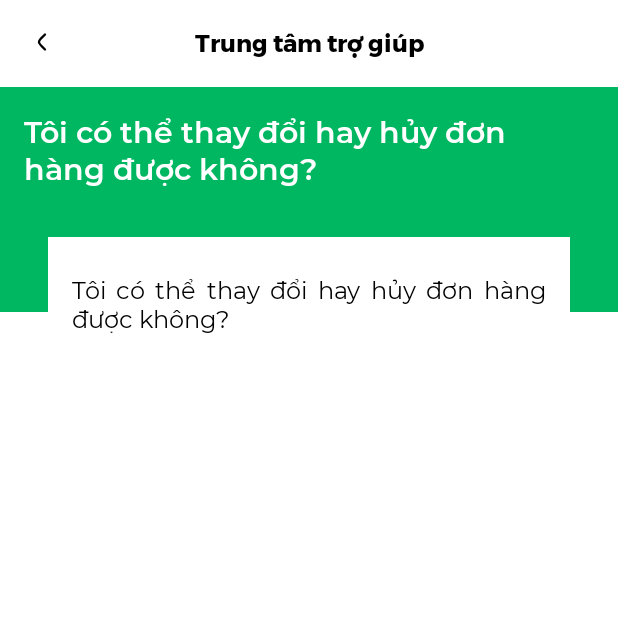
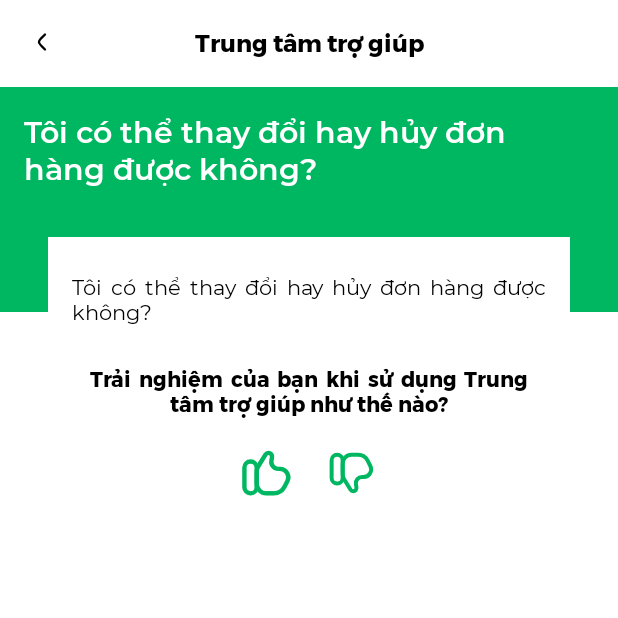
Before and after one commit to truongtam10/OhFreshApp, an Android app: the HelpDetail screen opened directly, with no data from a screen before it, on a phone screen of 412 x 824 dp, the top half of it. Run offline under Robolectric (Android 15) with nearby library versions, the phone set to English and light mode, and no system bars.

Commit message:
Help Center

```diff
--- a/app/src/main/res/layout/activity_help_detail.xml
+++ b/app/src/main/res/layout/activity_help_detail.xml
@@ -73,7 +73,6 @@
         android:id="@+id/txtAnswer"
         android:layout_width="match_parent"
         android:layout_height="wrap_content"
-
         android:layout_marginStart="48dp"
         android:layout_marginTop="24dp"
         android:layout_marginEnd="48dp"
@@ -81,8 +80,45 @@
         android:justificationMode="inter_word"
         android:text="Tôi có thể thay đổi hay hủy đơn hàng được không?"
         android:textColor="@color/black"
-        android:textSize="16sp"
+        android:textSize="14sp"
         app:layout_constraintEnd_toEndOf="@+id/imvAnswer"
         app:layout_constraintStart_toStartOf="@+id/imvAnswer"
         app:layout_constraintTop_toTopOf="@+id/imvAnswer" />
+
+    <TextView
+        android:id="@+id/txtExperience"
+        android:layout_width="match_parent"
+        android:layout_height="wrap_content"
+        android:layout_marginStart="60dp"
+        android:layout_marginTop="24dp"
+        android:layout_marginEnd="60dp"
+        android:fontFamily="@font/montserrat_bold"
+        android:justificationMode="inter_word"
+        android:text="Trải nghiệm của bạn khi sử dụng Trung tâm trợ giúp như thế nào?"
+        android:textAlignment="center"
+        android:textColor="@color/black"
+        android:textSize="14sp"
+        app:layout_constraintEnd_toEndOf="@+id/imvAnswer"
+        app:layout_constraintStart_toStartOf="@+id/imvAnswer"
+        app:layout_constraintTop_toBottomOf="@+id/txtAnswer" />
+
+    <ImageView
+        android:id="@+id/imvLike"
+        android:layout_width="35dp"
+        android:layout_height="35dp"
+        android:layout_marginStart="128dp"
+        android:layout_marginTop="16dp"
+        android:src="@drawable/ic_like"
+        app:layout_constraintStart_toStartOf="@+id/imvAnswer"
+        app:layout_constraintTop_toBottomOf="@+id/txtExperience" />
+
+    <ImageView
+        android:id="@+id/imvDislike"
+        android:layout_width="35dp"
+        android:layout_height="35dp"
+        android:layout_marginTop="16dp"
+        android:layout_marginEnd="128dp"
+        android:src="@drawable/ic_dislike"
+        app:layout_constraintEnd_toEndOf="@+id/imvAnswer"
+        app:layout_constraintTop_toBottomOf="@+id/txtExperience" />
 </androidx.constraintlayout.widget.ConstraintLayout>
```
